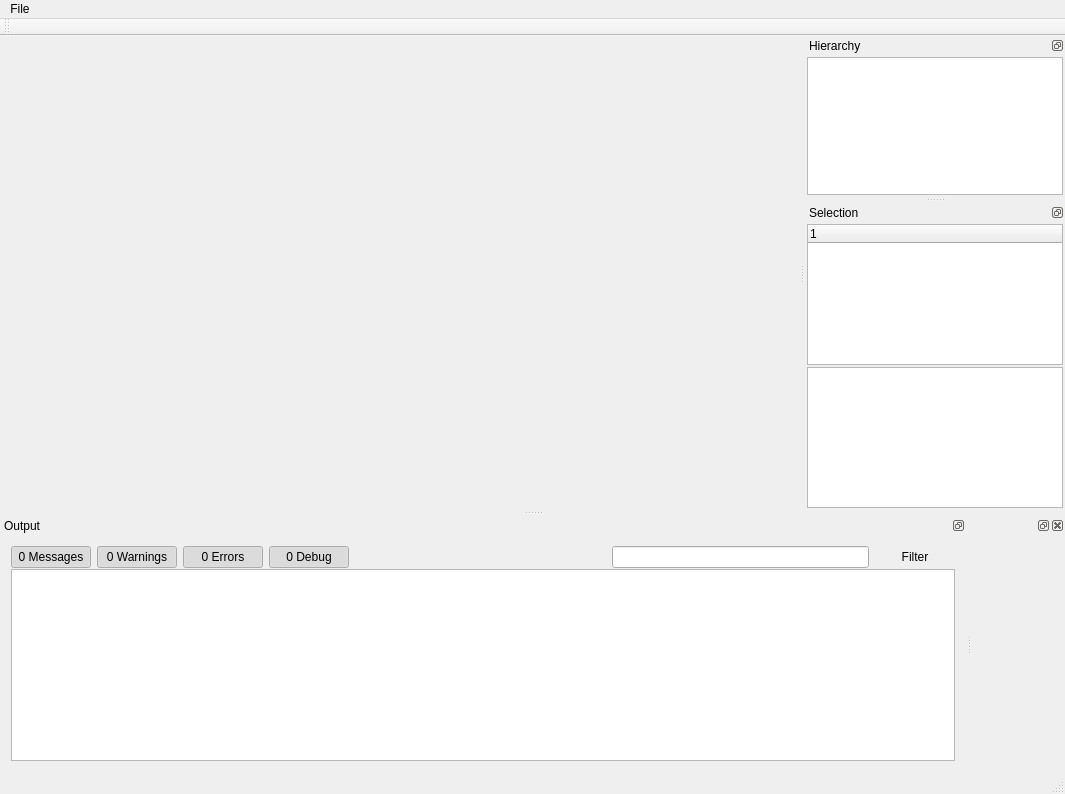
Qt form AnalyticsViewer/analyticsviewer.ui (jswigart/game-analytics) before a commit.
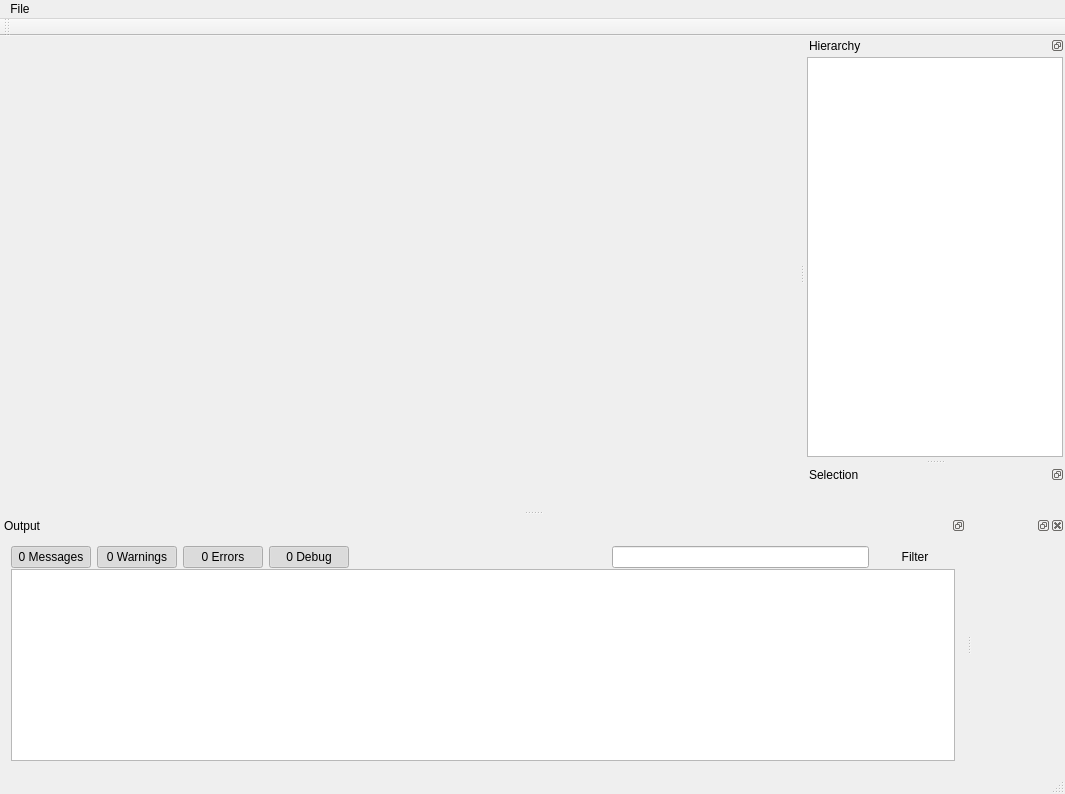
The same form after that commit. Icons and pictures are not drawn. Custom widgets are drawn as their Qt base class.

```diff
--- a/AnalyticsViewer/analyticsviewer.ui
+++ b/AnalyticsViewer/analyticsviewer.ui
@@ -14,7 +14,7 @@
    <string>AnalyticsViewer</string>
   </property>
   <widget class="QWidget" name="centralWidget">
-   <layout class="QGridLayout" name="gridLayout_3">
+   <layout class="QGridLayout" name="centralLayout">
     <property name="leftMargin">
      <number>2</number>
     </property>
@@ -31,13 +31,14 @@
      <number>2</number>
     </property>
     <item row="0" column="0">
-     <widget class="OSGWidget" name="renderBg" native="true">
+     <widget class="QWidget" name="renderBg" native="true">
       <property name="focusPolicy">
        <enum>Qt::StrongFocus</enum>
       </property>
       <property name="autoFillBackground">
        <bool>false</bool>
       </property>
+      <layout class="QVBoxLayout" name="renderLayout"/>
      </widget>
     </item>
    </layout>
@@ -101,6 +102,9 @@
      </property>
      <item row="0" column="0">
       <widget class="QTreeWidget" name="treeHierarchy">
+       <property name="alternatingRowColors">
+        <bool>true</bool>
+       </property>
        <property name="selectionBehavior">
         <enum>QAbstractItemView::SelectItems</enum>
        </property>
@@ -151,27 +155,8 @@
      <property name="verticalSpacing">
       <number>2</number>
      </property>
-     <item row="1" column="0">
-      <widget class="QTextEdit" name="fieldDescription">
-       <property name="autoFormatting">
-        <set>QTextEdit::AutoBulletList</set>
-       </property>
-       <property name="documentTitle">
-        <string/>
-       </property>
-       <property name="readOnly">
-        <bool>true</bool>
-       </property>
-      </widget>
-     </item>
      <item row="0" column="0">
-      <widget class="QTreeWidget" name="treeSelection">
-       <column>
-        <property name="text">
-         <string notr="true">1</string>
-        </property>
-       </column>
-      </widget>
+      <widget class="QtTreePropertyBrowser" name="props" native="true"/>
      </item>
     </layout>
    </widget>
@@ -363,9 +348,9 @@
  <layoutdefault spacing="6" margin="11"/>
  <customwidgets>
   <customwidget>
-   <class>OSGWidget</class>
+   <class>QtTreePropertyBrowser</class>
    <extends>QWidget</extends>
-   <header>osgwidget.h</header>
+   <header>qttreepropertybrowser.h</header>
    <container>1</container>
   </customwidget>
  </customwidgets>
```
